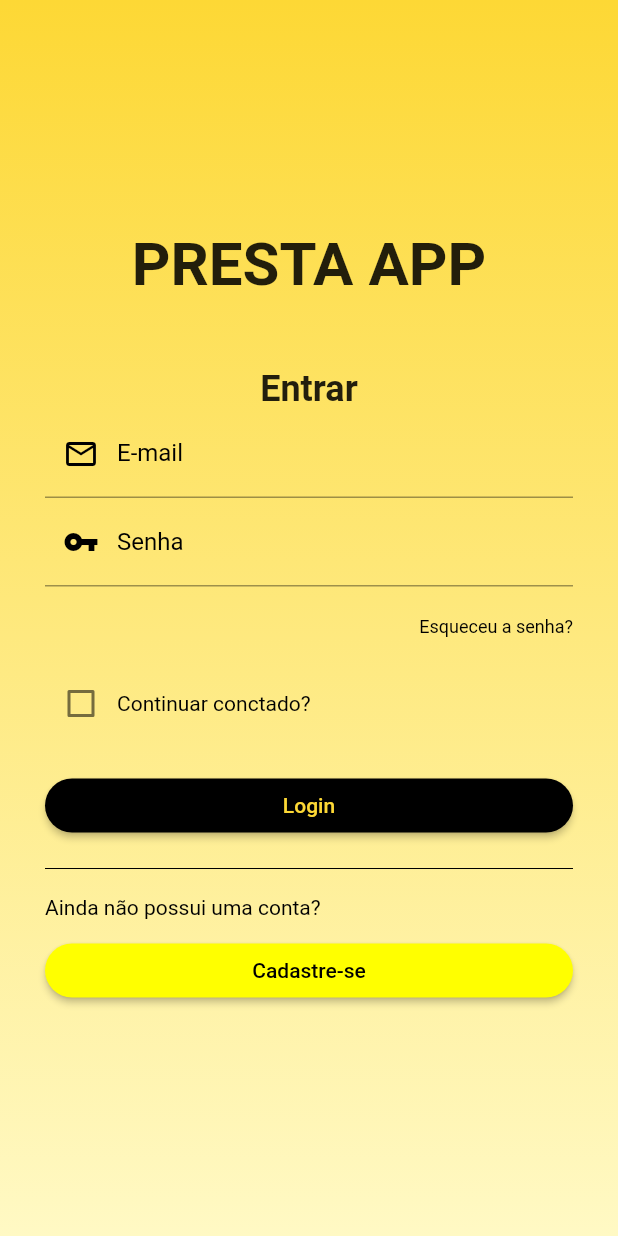
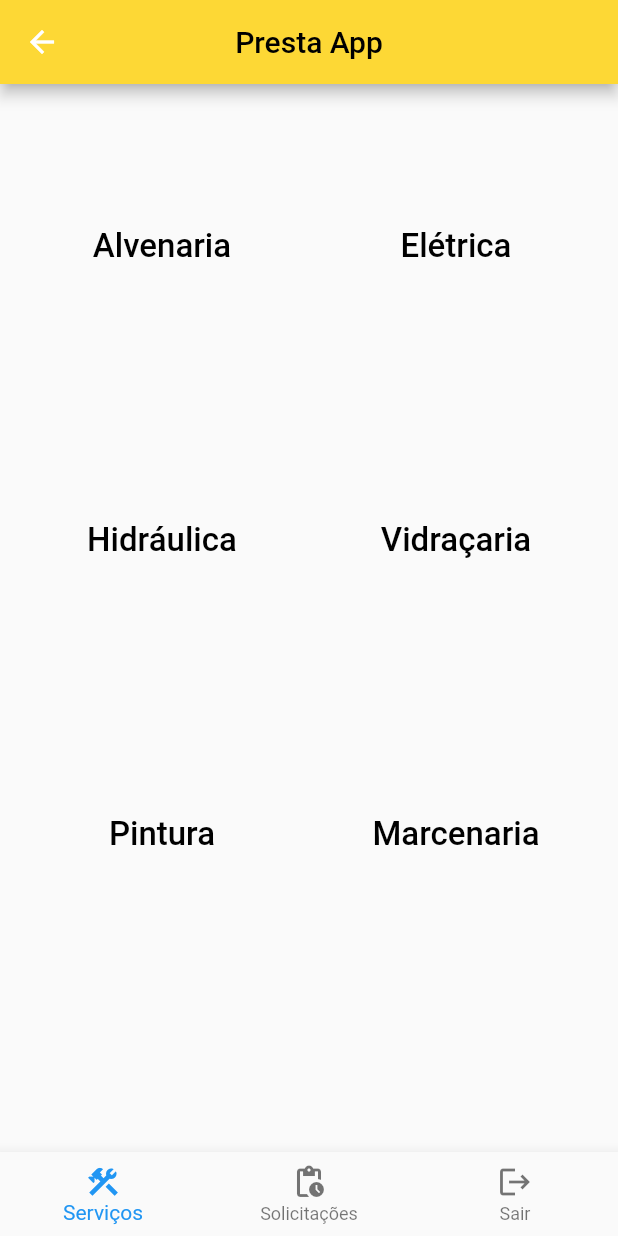
Before and after one commit to jessielyoliveira/presta, a Flutter app: the screen it shows after launch, after a tap on "Login", on a phone screen of 412 x 824 dp. Run offline on Flutter 3.47's test engine with Material 2 defaults, Android fonts, the phone set to English and light mode, and no system bars.

Commit message:
tela de login e principal cliente

```diff
--- a/lib/main.dart
+++ b/lib/main.dart
@@ -8,79 +8,7 @@ class MyApp extends StatelessWidget {
   Widget build(BuildContext context) {
     return MaterialApp(
         title: 'Presta',
-        theme: ThemeData(
-          primarySwatch: Colors.purple,
-          visualDensity: VisualDensity.adaptivePlatformDensity,
-        ),
-        home: LoginScreen() //Home(title: 'Presta'),
+        home: LoginScreen()
         );
   }
 }
-
-class Home extends StatefulWidget {
-  Home({Key key, this.title}) : super(key: key);
-  final String title;
-
-  @override
-  _HomeState createState() => _HomeState();
-}
-
-class _HomeState extends State<Home> {
-  @override
-  Widget build(BuildContext context) {
-    return Scaffold(
-      appBar: AppBar(
-        title: Text(widget.title),
-        centerTitle: true,
-      ),
-      body: GridView.count(
-        crossAxisCount: 2,
-        crossAxisSpacing: 20,
-        mainAxisSpacing: 20,
-        padding: EdgeInsets.all(20),
-        children: buttonsCategorias(),
-      ),
-      bottomNavigationBar: BottomNavigationBar(
-        items: getButtonsNavigationBar(),
-      ),
-    );
-  }
-}
-
-/// Gera os botões com as categorias */
-List<TextButton> buttonsCategorias() {
-  List<TextButton> buttonsCategorias = [];
-
-  for (var categoria in getCategoriasServico()) {
-    var button = TextButton(
-      child: Text(
-        categoria,
-        style: TextStyle(fontSize: 22.0),
-      ),
-      onPressed: () {},
-    );
-
-    buttonsCategorias.add(button);
-  }
-
-  return buttonsCategorias;
-}
-
-/// Definição das categorias de serviços */
-List<String> getCategoriasServico() => [
-      "Alvenaria",
-      "Elétrica",
-      "Hidráulica",
-      "Vidraçaria",
-      "Pintura",
-      "Marcenaria"
-    ];
-
-/// Botões da barra de navegação */
-List<BottomNavigationBarItem> getButtonsNavigationBar() => [
-      BottomNavigationBarItem(
-          label: 'Serviços', icon: Icon(Icons.construction)),
-      BottomNavigationBarItem(
-          label: 'Solicitações', icon: Icon(Icons.pending_actions)),
-      BottomNavigationBarItem(label: 'Sair', icon: Icon(Icons.logout)),
-    ];
--- /dev/null
+++ b/lib/screens/cliente/solicitacao_servico.dart
@@ -0,0 +1,68 @@
+import 'package:flutter/material.dart';
+
+class SolicitacaoServicos extends StatefulWidget {
+  final String title = 'Presta App';
+  @override
+  _SolicitacaoServicosState createState() => _SolicitacaoServicosState();
+}
+
+class _SolicitacaoServicosState extends State<SolicitacaoServicos> {
+  @override
+  Widget build(BuildContext context) {
+    return Scaffold(
+      appBar: AppBar(
+        title: Text(widget.title, style: TextStyle(color: Colors.black)),
+        centerTitle: true,
+        backgroundColor: Colors.yellow.shade600,
+      ),
+      body: GridView.count(
+        crossAxisCount: 2,
+        crossAxisSpacing: 20,
+        mainAxisSpacing: 20,
+        padding: EdgeInsets.all(20),
+        children: buttonsCategorias(),
+      ),
+      bottomNavigationBar: BottomNavigationBar(
+        items: getButtonsNavigationBar(),
+      ),
+    );
+  }
+}
+
+/// Gera os botões com as categorias */
+List<TextButton> buttonsCategorias() {
+  List<TextButton> buttonsCategorias = [];
+
+  for (var categoria in getCategoriasServico()) {
+    var button = TextButton(
+      child: Text(
+        categoria,
+        style: TextStyle(fontSize: 22.0, color: Colors.black),
+      ),
+      onPressed: () {},
+    );
+
+    buttonsCategorias.add(button);
+  }
+
+  return buttonsCategorias;
+}
+
+/// Definição das categorias de serviços */
+List<String> getCategoriasServico() => [
+      "Alvenaria",
+      "Elétrica",
+      "Hidráulica",
+      "Vidraçaria",
+      "Pintura",
+      "Marcenaria"
+    ];
+
+/// Botões da barra de navegação */
+List<BottomNavigationBarItem> getButtonsNavigationBar() => [
+      BottomNavigationBarItem(
+          label: 'Serviços', icon: Icon(Icons.construction)),
+      BottomNavigationBarItem(
+          label: 'Solicitações', icon: Icon(Icons.pending_actions)),
+      BottomNavigationBarItem(label: 'Sair', icon: Icon(Icons.logout)),
+    ];
--- a/lib/screens/login_screen.dart
+++ b/lib/screens/login_screen.dart
@@ -1,4 +1,5 @@
 import 'package:flutter/material.dart';
+import 'package:presta/screens/cliente/solicitacao_servico.dart';
 
 class LoginScreen extends StatefulWidget {
   @override
@@ -99,14 +100,19 @@ class _LoginScreenState extends State<LoginScreen> {
                           });
                         }),
                     Text(
-                      "Continuar conctado?",
+                      "Continuar conectado?",
                       style: TextStyle(color: Colors.black),
                     )
                   ],
                 ),
                 Padding(padding: EdgeInsets.only(bottom: 20)),
                 RaisedButton(
-                    onPressed: () {},
+                    onPressed: () {
+                      Navigator.push(
+                          context,
+                          MaterialPageRoute(
+                              builder: (context) => SolicitacaoServicos()));
+                    },
                     child: Text(
                       "Login",
                       style: TextStyle(color: Colors.yellow[600]),
```
